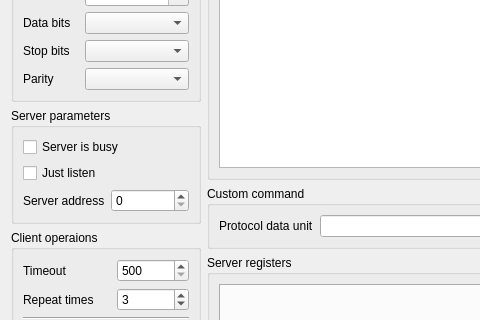
Old version of the form src/modbus/modbusui/sakmodbusui.ui in the repository x-tools-author/x-tools; both pictures show x 0 to 480 and y 279 to 599 of the 1022 by 795 pixel window.
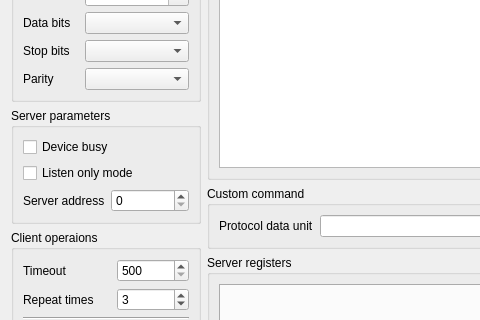
New version of the form.

Commit message: chore: rename variants

Diff of the .ui file:
```diff
--- a/src/modbus/modbusui/sakmodbusui.ui
+++ b/src/modbus/modbusui/sakmodbusui.ui
@@ -293,14 +293,14 @@
       <item row="0" column="0" colspan="2">
        <widget class="QCheckBox" name="is_busy_">
         <property name="text">
-         <string>Server is busy</string>
+         <string>Device busy</string>
         </property>
        </widget>
       </item>
       <item row="1" column="0" colspan="2">
        <widget class="QCheckBox" name="just_listen_">
         <property name="text">
-         <string>Just listen</string>
+         <string>Listen only mode</string>
         </property>
        </widget>
       </item>
```
Left out of the diff: 4 changed lines with no effect on the pictures. The commit also changes 1 other file.
